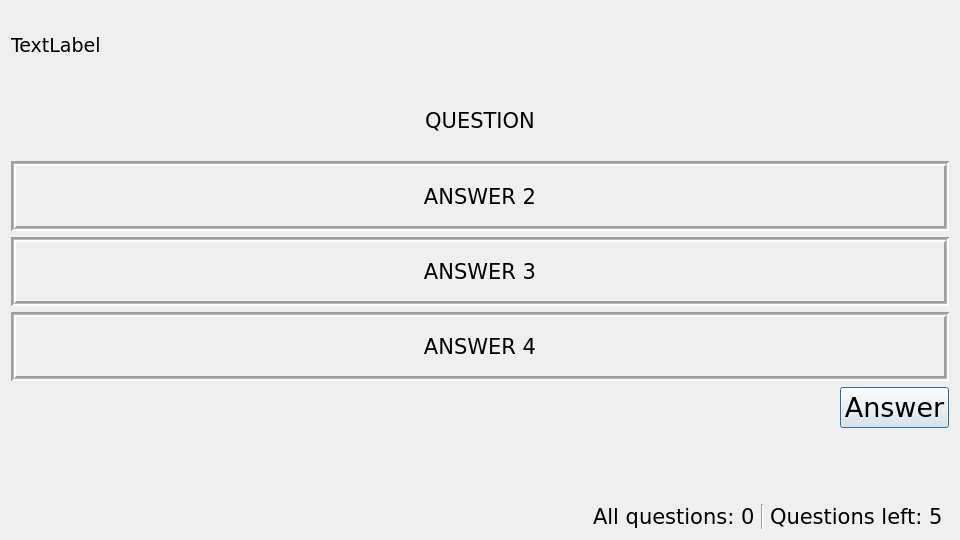
Before: the Qt Designer form checkeng/dialogs/test1/test1.ui in kusanekinov/CheckEng, drawn with Qt 5.
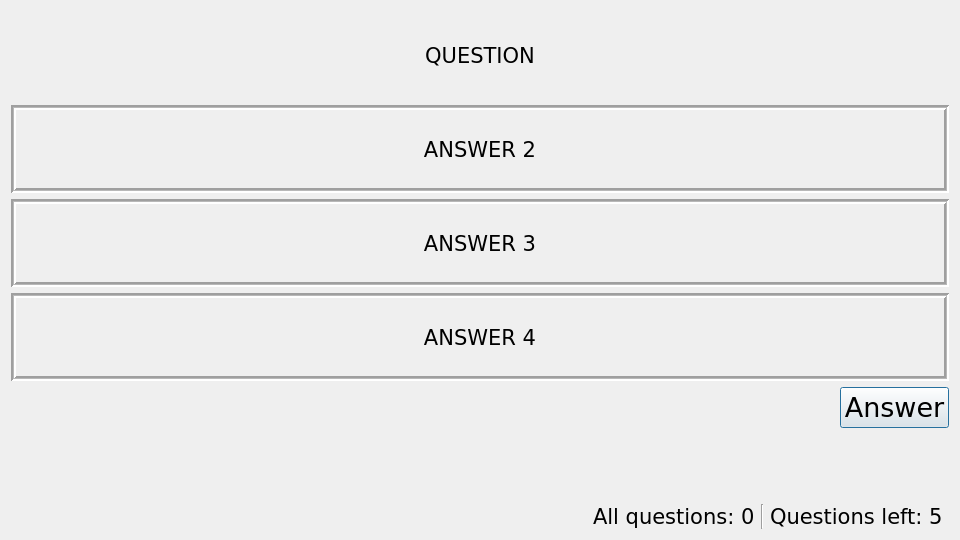
After: the same form once the commit is applied.

```diff
--- a/checkeng/dialogs/test1/test1.ui
+++ b/checkeng/dialogs/test1/test1.ui
@@ -31,13 +31,6 @@
    <bool>false</bool>
   </property>
   <layout class="QVBoxLayout" name="verticalLayout">
-   <item>
-    <widget class="QLabel" name="label">
-     <property name="text">
-      <string>TextLabel</string>
-     </property>
-    </widget>
-   </item>
    <item>
     <widget class="QLabel" name="l_question">
      <property name="font">
```
